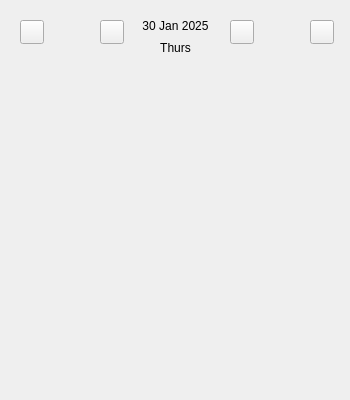
Old version of the form mainwindow.ui in the repository oyxong123/Yx_RoutineTracker.
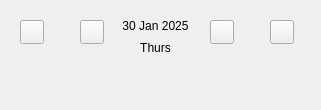
New version of the form. Icons and pictures are not drawn.

What changed in the file:
```diff
--- a/mainwindow.ui
+++ b/mainwindow.ui
@@ -6,8 +6,8 @@
    <rect>
     <x>0</x>
     <y>0</y>
-    <width>350</width>
-    <height>400</height>
+    <width>321</width>
+    <height>110</height>
    </rect>
   </property>
   <property name="windowTitle">
@@ -17,7 +17,7 @@
    <widget class="QPushButton" name="btnHistory">
     <property name="geometry">
      <rect>
-      <x>310</x>
+      <x>270</x>
       <y>20</y>
       <width>24</width>
       <height>24</height>
@@ -36,7 +36,7 @@
    <widget class="QLabel" name="lblDate">
     <property name="geometry">
      <rect>
-      <x>140</x>
+      <x>120</x>
       <y>18</y>
       <width>71</width>
       <height>16</height>
@@ -52,17 +52,17 @@
    <widget class="QWidget" name="contRoutines" native="true">
     <property name="geometry">
      <rect>
-      <x>60</x>
-      <y>70</y>
-      <width>231</width>
-      <height>221</height>
+      <x>30</x>
+      <y>60</y>
+      <width>251</width>
+      <height>40</height>
      </rect>
     </property>
    </widget>
    <widget class="QPushButton" name="btnPreviousDate">
     <property name="geometry">
      <rect>
-      <x>100</x>
+      <x>80</x>
       <y>20</y>
       <width>24</width>
       <height>24</height>
@@ -81,7 +81,7 @@
    <widget class="QPushButton" name="btnNextDate">
     <property name="geometry">
      <rect>
-      <x>230</x>
+      <x>210</x>
       <y>20</y>
       <width>24</width>
       <height>24</height>
@@ -100,7 +100,7 @@
    <widget class="QLabel" name="lblDay">
     <property name="geometry">
      <rect>
-      <x>140</x>
+      <x>120</x>
       <y>40</y>
       <width>71</width>
       <height>16</height>
```
Left out of the diff: 2 changed lines with no effect on the pictures.
